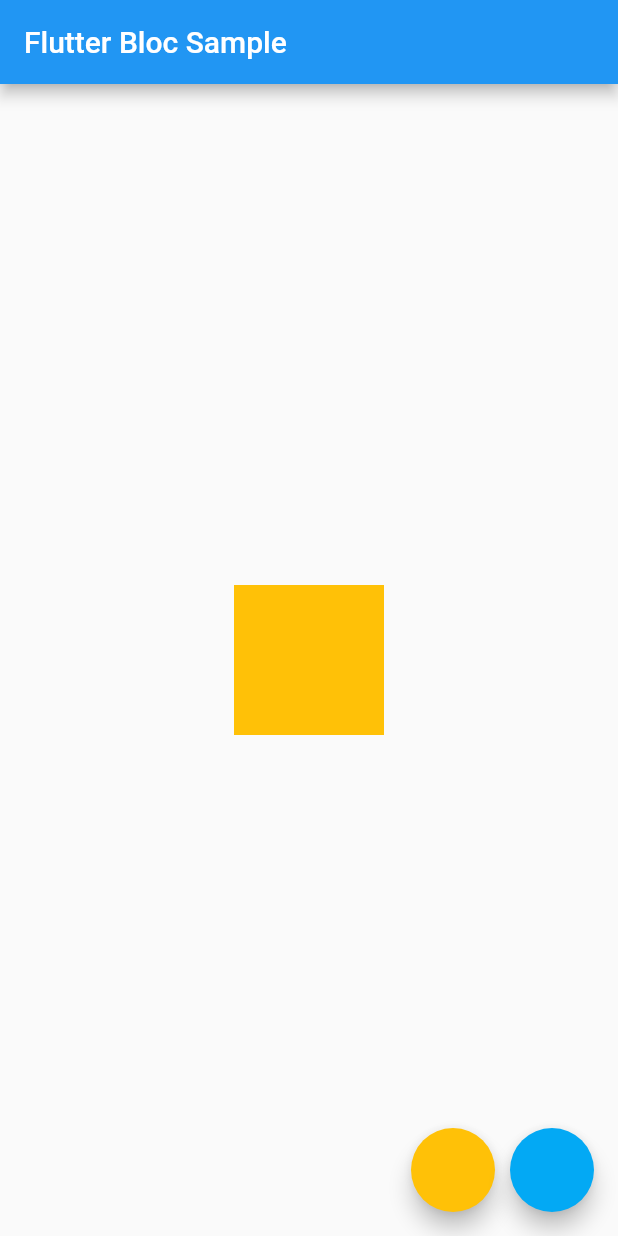
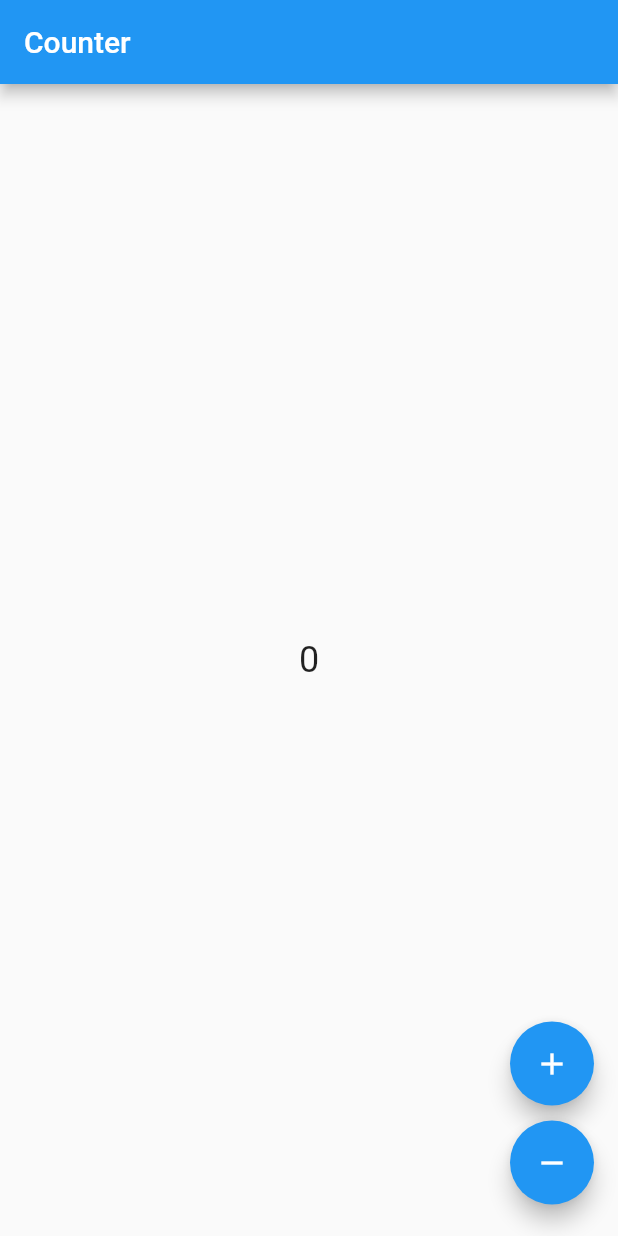
Before and after one commit to ipan97/flutter_bloc_sample, a Flutter app: the screen it shows after launch, on a phone screen of 412 x 824 dp. Run offline on Flutter 3.47's test engine with Material 2 defaults, Android fonts, the phone set to English and light mode, and no system bars; our stand-ins replace flutter_bloc.

Commit message:
counter bloc

```diff
--- a/lib/color_bloc.dart
+++ /dev/null
@@ -1,38 +0,0 @@
-import 'dart:async';
-
-import 'package:flutter/material.dart';
-
-enum ColorEvent { to_amber, to_light_blue }
-
-class ColorBloc {
-  Color _color = Colors.amber;
-
-  StreamController<ColorEvent> _eventController =
-      StreamController<ColorEvent>();
-
-  StreamSink<ColorEvent> get eventSink => _eventController.sink;
-
-  StreamController<Color> _stateController = StreamController<Color>();
-
-  StreamSink<Color> get _stateSink => _stateController.sink;
-
-  Stream<Color> get stateStream => _stateController.stream;
-
-  ColorBloc() {
-    _eventController.stream.listen(_mapEventToState);
-  }
-
-  void _mapEventToState(ColorEvent colorEvent) {
-    if (colorEvent == ColorEvent.to_amber) {
-      _color = Colors.amber;
-    } else {
-      _color = Colors.lightBlue;
-    }
-    _stateSink.add(_color);
-  }
-
-  void dispose() {
-    _eventController.close();
-    _stateController.close();
-  }
-}
--- a/lib/main.dart
+++ b/lib/main.dart
@@ -1,62 +1,79 @@
 import 'package:flutter/material.dart';
-import 'package:flutter_bloc_sample/color_bloc.dart';
+import 'package:flutter_bloc/flutter_bloc.dart';
 
 void main() => runApp(MyApp());
 
-class MyApp extends StatefulWidget {
-  @override
-  State<StatefulWidget> createState() => _MyAppState();
-}
-
-class _MyAppState extends State<MyApp> {
-  ColorBloc bloc = ColorBloc();
-
-  @override
-  void dispose() {
-    super.dispose();
-    bloc.dispose();
-  }
-
+class MyApp extends StatelessWidget {
   @override
   Widget build(BuildContext context) {
     return MaterialApp(
-      home: Scaffold(
-        floatingActionButton: Row(
-          mainAxisAlignment: MainAxisAlignment.end,
-          children: <Widget>[
-            FloatingActionButton(
-              backgroundColor: Colors.amber,
+        title: "Flutter Counter Bloc",
+        home: BlocProvider<CounterBloc>(
+          create: (context) => CounterBloc(),
+          child: CounterPage(),
+        ));
+  }
+}
+
+class CounterPage extends StatelessWidget {
+  @override
+  Widget build(BuildContext context) {
+    final CounterBloc counterBloc = BlocProvider.of<CounterBloc>(context);
+    return Scaffold(
+      appBar: AppBar(title: Text("Counter")),
+      body: BlocBuilder<CounterBloc, int>(
+        builder: (context, count) {
+          return Center(
+            child: Text(
+              '$count',
+              style: TextStyle(fontSize: 24.0),
+            ),
+          );
+        },
+      ),
+      floatingActionButton: Column(
+        crossAxisAlignment: CrossAxisAlignment.end,
+        mainAxisAlignment: MainAxisAlignment.end,
+        children: <Widget>[
+          Padding(
+            padding: EdgeInsets.symmetric(vertical: 5.0),
+            child: FloatingActionButton(
+              child: Icon(Icons.add),
               onPressed: () {
-                bloc.eventSink.add(ColorEvent.to_amber);
+                counterBloc.add(CounterEvent.increment);
               },
             ),
-            SizedBox(width: 10),
-            FloatingActionButton(
+          ),
+          Padding(
+            padding: EdgeInsets.symmetric(vertical: 5.0),
+            child: FloatingActionButton(
+              child: Icon(Icons.remove),
               onPressed: () {
-                bloc.eventSink.add(ColorEvent.to_light_blue);
+                counterBloc.add(CounterEvent.decrement);
               },
-              backgroundColor: Colors.lightBlue,
-            )
-          ],
-        ),
-        appBar: AppBar(
-          title: Text("Flutter Bloc Sample"),
-        ),
-        body: Center(
-          child: StreamBuilder(
-            stream: bloc.stateStream,
-            initialData: Colors.amber,
-            builder: (context, snapshot) {
-              return AnimatedContainer(
-                width: 100,
-                height: 100,
-                duration: Duration(microseconds: 500),
-                color: snapshot.data,
-              );
-            },
-          ),
-        ),
+            ),
+          )
+        ],
       ),
     );
   }
 }
+
+enum CounterEvent { increment, decrement }
+
+class CounterBloc extends Bloc<CounterEvent, int> {
+  @override
+  int get initialState => 0;
+
+  @override
+  Stream<int> mapEventToState(CounterEvent event) async* {
+    switch (event) {
+      case CounterEvent.decrement:
+        yield state - 1;
+        break;
+      case CounterEvent.increment:
+        yield state + 1;
+        break;
+    }
+  }
+}
--- a/pubspec.yaml
+++ b/pubspec.yaml
@@ -19,6 +19,9 @@ environment:
 dependencies:
   flutter:
     sdk: flutter
+  bloc: ^3.0.0
+  flutter_bloc: ^3.2.0
+  meta: ^1.1.6
 
   # The following adds the Cupertino Icons font to your application.
   # Use with the CupertinoIcons class for iOS style icons.
```
Also changed, not shown: pubspec.lock.
